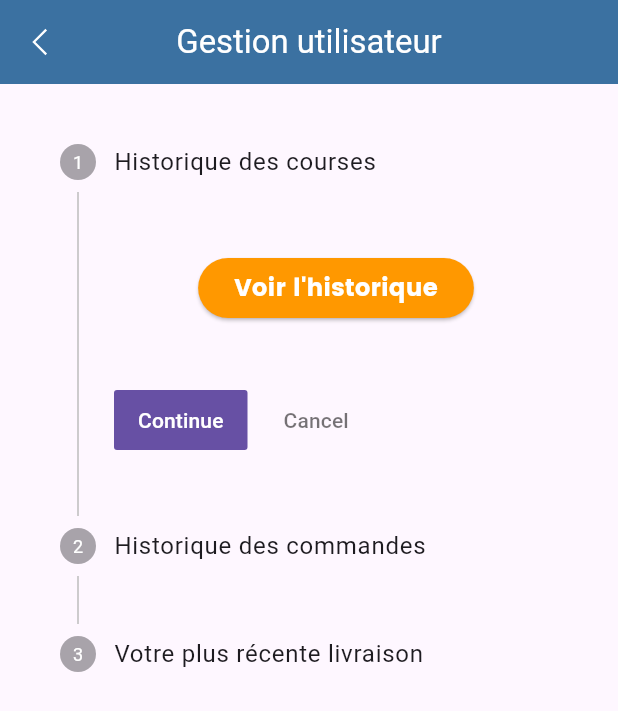
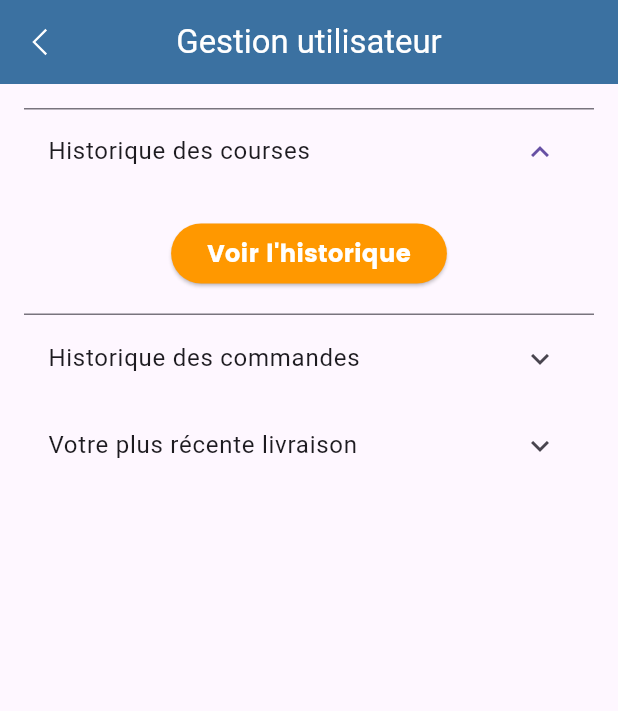
Before and after one commit to Moubarak321/Flutter_Allogroup, a Flutter app: the Utilisateur screen opened by its route, on a phone screen of 412 x 824 dp. Shown: the top 711 px of the screen. Run offline on Flutter 3.47's test engine with Material 3 defaults, Android fonts, the phone set to English and light mode, and no system bars; our stand-ins replace cloud_firestore, dots_indicator, firebase_auth, firebase_core, firebase_messaging, firebase_storage and 8 more; accounts and stored records are empty.

Commit message:
refonte page gestion utilisateur =>accordion

```diff
--- a/lib/screens/office/user/utilisateur/utilisateur.dart
+++ b/lib/screens/office/user/utilisateur/utilisateur.dart
@@ -37,42 +37,29 @@ class _UtilisateurState extends State<Utilisateur> {
       appBar: AppBar(
         leading: IconButton(
           onPressed: () => Get.back(),
-            icon: const Icon(LineAwesomeIcons.angle_left,color: Colors.white)),
-        title: Text('Gestion utilisateur',
-           style: TextStyle(color: Colors.white, fontSize: Dimensions.height20)),
+          icon: const Icon(LineAwesomeIcons.angle_left, color: Colors.white),
+        ),
+        title: Text(
+          'Gestion utilisateur',
+          style: TextStyle(color: Colors.white, fontSize: Dimensions.height20),
+        ),
       ),
       body: Padding(
         padding: const EdgeInsets.all(16.0),
         child: Form(
           key: _formKey,
-          child: Stepper(
-            currentStep: currentStep,
-            onStepContinue: () {
-              if (isStepValid()) {
-                if (currentStep < 2) {
+          child: ListView(
+            children: [
+              ExpansionTile(
+                title: Text('Historique des courses'),
+                initiallyExpanded: currentStep == 0,
+                onExpansionChanged: (expanded) {
                   setState(() {
-                    currentStep++;
+                    currentStep = expanded ? 0 : -1;
                   });
-                } else {
-                  // Soumission du formulaire, faites ce que vous voulez ici
-                  Get.snackbar("Infos", "Appuyez sur $cancel pour remonter ");
-
-                }
-              }
                 },
-            onStepCancel: () {
-              if (currentStep > 0) {
-                setState(() {
-                  currentStep--;
-                });
-              }
-            },
-            steps: [
-              Step(
-                title: Text('Historique des courses'),
-                content: Padding(
-                  padding: const EdgeInsets.all(8.0),
-                  child: Padding(
+                children: [
+                  Padding(
                     padding: const EdgeInsets.all(16.0),
                     child: Column(
                       crossAxisAlignment: CrossAxisAlignment.start,
@@ -89,7 +76,8 @@ class _UtilisateurState extends State<Utilisateur> {
                           style: ElevatedButton.styleFrom(
                             backgroundColor: Colors.orange,
                             side: BorderSide.none,
-                              shape: const StadiumBorder()),
+                            shape: const StadiumBorder(),
+                          ),
                           child: const Text(
                             "Voir l'historique",
                             style: TextStyle(
@@ -102,14 +90,18 @@ class _UtilisateurState extends State<Utilisateur> {
                       ],
                     ),
                   ),
+                ],
               ),
-              ),
-
-              Step(
-                title: Text('Historique des commandes '),
-                content: Padding(
-                  padding: const EdgeInsets.all(8.0),
-                  child: Padding(
+              ExpansionTile(
+                title: Text('Historique des commandes'),
+                initiallyExpanded: currentStep == 1,
+                onExpansionChanged: (expanded) {
+                  setState(() {
+                    currentStep = expanded ? 1 : -1;
+                  });
+                },
+                children: [
+                  Padding(
                     padding: const EdgeInsets.all(16.0),
                     child: Column(
                       crossAxisAlignment: CrossAxisAlignment.start,
@@ -119,14 +111,16 @@ class _UtilisateurState extends State<Utilisateur> {
                             Navigator.push(
                               context,
                               MaterialPageRoute(
-                                builder: (context) => HistoriqueCommandesRepas(),
+                                builder: (context) =>
+                                    HistoriqueCommandesRepas(),
                               ),
                             );
                           },
                           style: ElevatedButton.styleFrom(
                             backgroundColor: Colors.orange,
                             side: BorderSide.none,
-                              shape: const StadiumBorder()),
+                            shape: const StadiumBorder(),
+                          ),
                           child: const Text(
                             "Voir livraison",
                             style: TextStyle(
@@ -139,14 +133,18 @@ class _UtilisateurState extends State<Utilisateur> {
                       ],
                     ),
                   ),
+                ],
               ),
-              ),
-
-              Step(
+              ExpansionTile(
                 title: Text('Votre plus récente livraison'),
-                content: Padding(
-                  padding: const EdgeInsets.all(8.0),
-                  child: Padding(
+                initiallyExpanded: currentStep == 2,
+                onExpansionChanged: (expanded) {
+                  setState(() {
+                    currentStep = expanded ? 2 : -1;
+                  });
+                },
+                children: [
+                  Padding(
                     padding: const EdgeInsets.all(16.0),
                     child: Column(
                       crossAxisAlignment: CrossAxisAlignment.start,
@@ -156,14 +154,16 @@ class _UtilisateurState extends State<Utilisateur> {
                             Navigator.push(
                               context,
                               MaterialPageRoute(
-                                builder: (context) => HistoriqueCoursesActuelle(),
+                                builder: (context) =>
+                                    HistoriqueCoursesActuelle(),
                               ),
                             );
                           },
                           style: ElevatedButton.styleFrom(
                             backgroundColor: Colors.orange,
                             side: BorderSide.none,
-                              shape: const StadiumBorder()),
+                            shape: const StadiumBorder(),
+                          ),
                           child: const Text(
                             "Voir l'historique",
                             style: TextStyle(
@@ -176,7 +176,7 @@ class _UtilisateurState extends State<Utilisateur> {
                       ],
                     ),
                   ),
-                ),
+                ],
               ),
             ],
           ),
```
Also changed, not shown: lib/screens/office/user/utilisateur/details/historiqueCouresActuelle.dart (+3 -14 lines), lib/screens/office/user/utilisateur/details/historiqueCourses.dart (+4 -3 lines). Lines whose indentation alone changed are shown as unchanged.
